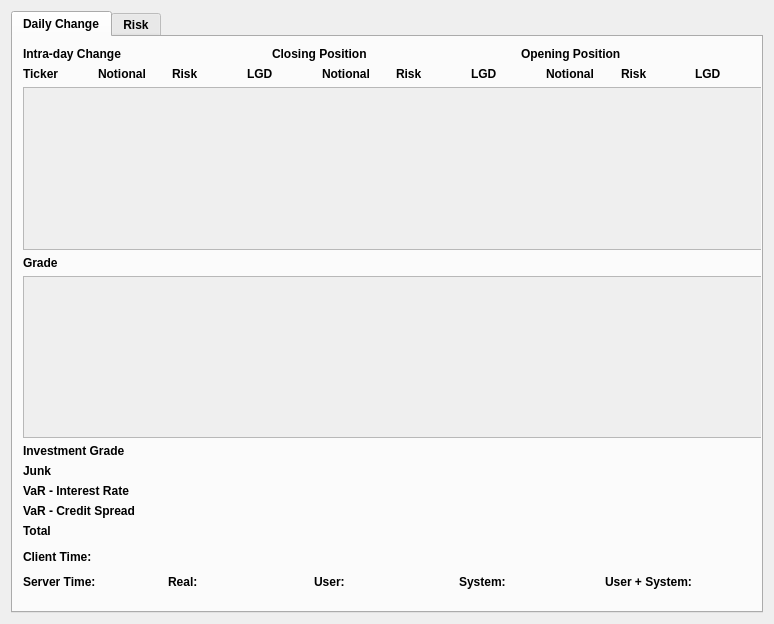
teamgonuts/Bond-calculator, file client/client.ui: the form before one commit.
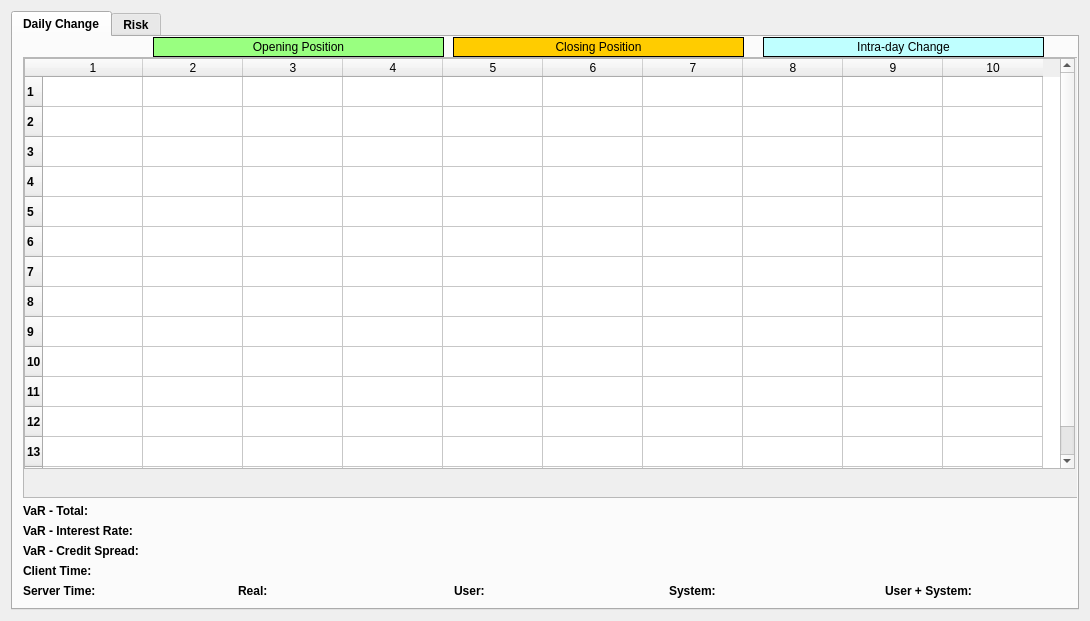
The form after the commit. The open tabs and pages were chosen to show the change.

Commit message: basic gui layout done

Patch:
```diff
--- a/client/client.ui
+++ b/client/client.ui
@@ -6,16 +6,31 @@
    <rect>
     <x>0</x>
     <y>0</y>
-    <width>774</width>
-    <height>624</height>
+    <width>1090</width>
+    <height>621</height>
    </rect>
   </property>
+  <property name="sizePolicy">
+   <sizepolicy hsizetype="Expanding" vsizetype="Expanding">
+    <horstretch>0</horstretch>
+    <verstretch>0</verstretch>
+   </sizepolicy>
+  </property>
   <property name="windowTitle">
    <string>Bond Raper</string>
   </property>
+  <property name="autoFillBackground">
+   <bool>false</bool>
+  </property>
   <layout class="QVBoxLayout" name="verticalLayout">
    <item>
     <widget class="QTabWidget" name="tabWidget">
+     <property name="sizePolicy">
+      <sizepolicy hsizetype="Expanding" vsizetype="Ignored">
+       <horstretch>0</horstretch>
+       <verstretch>0</verstretch>
+      </sizepolicy>
+     </property>
      <property name="font">
       <font>
        <weight>75</weight>
@@ -32,63 +47,103 @@
       <attribute name="title">
        <string>Daily Change</string>
       </attribute>
-      <widget class="QWidget" name="">
+      <widget class="QWidget" name="layoutWidget">
        <property name="geometry">
         <rect>
          <x>10</x>
-         <y>10</y>
-         <width>741</width>
-         <height>491</height>
+         <y>20</y>
+         <width>1071</width>
+         <height>541</height>
         </rect>
        </property>
        <layout class="QVBoxLayout" name="verticalLayout_3">
         <item>
          <layout class="QHBoxLayout" name="horizontalLayout">
           <item>
-           <widget class="QLabel" name="label_13">
-            <property name="font">
-             <font>
-              <weight>75</weight>
-              <bold>true</bold>
-             </font>
+           <widget class="QScrollArea" name="scrollArea">
+            <property name="widgetResizable">
+             <bool>true</bool>
             </property>
-            <property name="text">
-             <string>Intra-day Change</string>
-            </property>
+            <widget class="QWidget" name="scrollAreaWidgetContents">
+             <property name="geometry">
+              <rect>
+               <x>0</x>
+               <y>0</y>
+               <width>1065</width>
+               <height>416</height>
+              </rect>
+             </property>
+             <widget class="QTableWidget" name="changeTable">
+              <property name="geometry">
+               <rect>
+                <x>0</x>
+                <y>0</y>
+                <width>1051</width>
+                <height>411</height>
+               </rect>
+              </property>
+              <property name="sortingEnabled">
+               <bool>true</bool>
+              </property>
+              <property name="rowCount">
+               <number>14</number>
+              </property>
+              <property name="columnCount">
+               <number>10</number>
+              </property>
+              <row/>
+              <row/>
+              <row/>
+              <row/>
+              <row/>
+              <row/>
+              <row/>
+              <row/>
+              <row/>
+              <row/>
+              <row/>
+              <row/>
+              <row/>
+              <row/>
+              <column/>
+              <column/>
+              <column/>
+              <column/>
+              <column/>
+              <column/>
+              <column/>
+              <column/>
+              <column/>
+              <column/>
+             </widget>
+             <widget class="QLabel" name="label_19">
+              <property name="geometry">
+               <rect>
+                <x>460</x>
+                <y>486</y>
+                <width>1069</width>
+                <height>17</height>
+               </rect>
+              </property>
+              <property name="font">
+               <font>
+                <weight>75</weight>
+                <bold>true</bold>
+               </font>
+              </property>
+              <property name="text">
+               <string>Total</string>
+              </property>
+             </widget>
+            </widget>
            </widget>
           </item>
-          <item>
-           <widget class="QLabel" name="label_12">
-            <property name="font">
-             <font>
-              <weight>75</weight>
-              <bold>true</bold>
-             </font>
-            </property>
-            <property name="text">
-             <string>Closing Position</string>
-            </property>
-           </widget>
-          </item>
-          <item>
-           <widget class="QLabel" name="label_5">
-            <property name="font">
-             <font>
-              <weight>75</weight>
-              <bold>true</bold>
-             </font>
-            </property>
-            <property name="text">
-             <string>Opening Position</string>
-            </property>
-           </widget>
-          </item>
          </layout>
         </item>
         <item>
-         <layout class="QHBoxLayout" name="horizontalLayout_2">
+         <layout class="QVBoxLayout" name="verticalLayout_2">
           <item>
-           <widget class="QLabel" name="label">
+           <widget class="QLabel" name="varTotal">
             <property name="font">
              <font>
               <weight>75</weight>
@@ -96,12 +151,12 @@
              </font>
             </property>
             <property name="text">
-             <string>Ticker</string>
+             <string>VaR - Total:</string>
             </property>
            </widget>
           </item>
           <item>
-           <widget class="QLabel" name="label_2">
+           <widget class="QLabel" name="varIR">
             <property name="font">
              <font>
               <weight>75</weight>
@@ -109,12 +164,12 @@
              </font>
             </property>
             <property name="text">
-             <string>Notional</string>
+             <string>VaR - Interest Rate:</string>
             </property>
            </widget>
           </item>
           <item>
-           <widget class="QLabel" name="label_3">
+           <widget class="QLabel" name="varCS">
             <property name="font">
              <font>
               <weight>75</weight>
@@ -122,12 +177,12 @@
              </font>
             </property>
             <property name="text">
-             <string>Risk</string>
+             <string>VaR - Credit Spread:</string>
             </property>
            </widget>
           </item>
           <item>
-           <widget class="QLabel" name="label_4">
+           <widget class="QLabel" name="clientTime">
             <property name="font">
              <font>
               <weight>75</weight>
@@ -135,298 +190,367 @@
              </font>
             </property>
             <property name="text">
-             <string>LGD</string>
+             <string>Client Time:</string>
             </property>
            </widget>
           </item>
           <item>
-           <widget class="QLabel" name="label_6">
-            <property name="font">
-             <font>
-              <weight>75</weight>
-              <bold>true</bold>
-             </font>
-            </property>
-            <property name="text">
-             <string>Notional</string>
-            </property>
-           </widget>
+           <layout class="QHBoxLayout" name="horizontalLayout_4">
+            <item>
+             <widget class="QLabel" name="serverTime">
+              <property name="font">
+               <font>
+                <weight>75</weight>
+                <bold>true</bold>
+               </font>
+              </property>
+              <property name="text">
+               <string>Server Time:</string>
+              </property>
+             </widget>
+            </item>
+            <item>
+             <widget class="QLabel" name="realTime">
+              <property name="font">
+               <font>
+                <weight>75</weight>
+                <bold>true</bold>
+               </font>
+              </property>
+              <property name="text">
+               <string>Real:</string>
+              </property>
+             </widget>
+            </item>
+            <item>
+             <widget class="QLabel" name="userTime">
+              <property name="font">
+               <font>
+                <weight>75</weight>
+                <bold>true</bold>
+               </font>
+              </property>
+              <property name="text">
+               <string>User:</string>
+              </property>
+             </widget>
+            </item>
+            <item>
+             <widget class="QLabel" name="systemTime">
+              <property name="font">
+               <font>
+                <weight>75</weight>
+                <bold>true</bold>
+               </font>
+              </property>
+              <property name="text">
+               <string>System:</string>
+              </property>
+             </widget>
+            </item>
+            <item>
+             <widget class="QLabel" name="userSystemTime">
+              <property name="text">
+               <string>User + System:</string>
+              </property>
+             </widget>
+            </item>
+           </layout>
           </item>
-          <item>
-           <widget class="QLabel" name="label_8">
-            <property name="font">
-             <font>
-              <weight>75</weight>
-              <bold>true</bold>
-             </font>
-            </property>
-            <property name="text">
-             <string>Risk</string>
-            </property>
-           </widget>
-          </item>
-          <item>
-           <widget class="QLabel" name="label_7">
-            <property name="font">
-             <font>
-              <weight>75</weight>
-              <bold>true</bold>
-             </font>
-            </property>
-            <property name="text">
-             <string>LGD</string>
-            </property>
-           </widget>
-          </item>
-          <item>
-           <widget class="QLabel" name="label_9">
-            <property name="font">
-             <font>
-              <weight>75</weight>
-              <bold>true</bold>
-             </font>
-            </property>
-            <property name="text">
-             <string>Notional</string>
-            </property>
-           </widget>
-          </item>
-          <item>
-           <widget class="QLabel" name="label_11">
-            <property name="font">
-             <font>
-              <weight>75</weight>
-              <bold>true</bold>
-             </font>
-            </property>
-            <property name="text">
-             <string>Risk</string>
-            </property>
-           </widget>
-          </item>
-          <item>
-           <widget class="QLabel" name="label_10">
-            <property name="font">
-             <font>
-              <weight>75</weight>
-              <bold>true</bold>
-             </font>
-            </property>
-            <property name="text">
-             <string>LGD</string>
-            </property>
-           </widget>
-          </item>
          </layout>
         </item>
-        <item>
-         <widget class="QScrollArea" name="scrollArea">
-          <property name="widgetResizable">
-           <bool>true</bool>
-          </property>
-          <widget class="QWidget" name="scrollAreaWidgetContents">
-           <property name="geometry">
-            <rect>
-             <x>0</x>
-             <y>0</y>
-             <width>737</width>
-             <height>146</height>
-            </rect>
-           </property>
-           <zorder></zorder>
-          </widget>
-         </widget>
-        </item>
-        <item>
-         <widget class="QLabel" name="label_14">
-          <property name="font">
-           <font>
-            <weight>75</weight>
-            <bold>true</bold>
-           </font>
-          </property>
-          <property name="text">
-           <string>Grade</string>
-          </property>
-         </widget>
-        </item>
-        <item>
-         <widget class="QScrollArea" name="scrollArea_2">
-          <property name="widgetResizable">
-           <bool>true</bool>
-          </property>
-          <widget class="QWidget" name="scrollAreaWidgetContents_2">
-           <property name="geometry">
-            <rect>
-             <x>0</x>
-             <y>0</y>
-             <width>737</width>
-             <height>145</height>
-            </rect>
-           </property>
-          </widget>
-         </widget>
-        </item>
-        <item>
-         <widget class="QLabel" name="label_16">
-          <property name="font">
-           <font>
-            <weight>75</weight>
-            <bold>true</bold>
-           </font>
-          </property>
-          <property name="text">
-           <string>Investment Grade</string>
-          </property>
-         </widget>
-        </item>
-        <item>
-         <widget class="QLabel" name="label_17">
-          <property name="font">
-           <font>
-            <weight>75</weight>
-            <bold>true</bold>
-           </font>
-          </property>
-          <property name="text">
-           <string>Junk</string>
-          </property>
-         </widget>
-        </item>
-        <item>
-         <widget class="QLabel" name="label_18">
-          <property name="font">
-           <font>
-            <weight>75</weight>
-            <bold>true</bold>
-           </font>
-          </property>
-          <property name="text">
-           <string>VaR - Interest Rate</string>
-          </property>
-         </widget>
-        </item>
-        <item>
-         <widget class="QLabel" name="label_15">
-          <property name="font">
-           <font>
-            <weight>75</weight>
-            <bold>true</bold>
-           </font>
-          </property>
-          <property name="text">
-           <string>VaR - Credit Spread</string>
-          </property>
-         </widget>
-        </item>
-        <item>
-         <widget class="QLabel" name="label_19">
-          <property name="font">
-           <font>
-            <weight>75</weight>
-            <bold>true</bold>
-           </font>
-          </property>
-          <property name="text">
-           <string>Total</string>
-          </property>
-         </widget>
-        </item>
        </layout>
       </widget>
-      <widget class="QWidget" name="">
+      <widget class="QLabel" name="label">
        <property name="geometry">
         <rect>
-         <x>10</x>
-         <y>510</y>
-         <width>721</width>
-         <height>44</height>
+         <x>140</x>
+         <y>0</y>
+         <width>291</width>
+         <height>20</height>
         </rect>
        </property>
-       <layout class="QVBoxLayout" name="verticalLayout_2">
-        <item>
-         <widget class="QLabel" name="label_20">
-          <property name="font">
-           <font>
-            <weight>75</weight>
-            <bold>true</bold>
-           </font>
-          </property>
-          <property name="text">
-           <string>Client Time:</string>
-          </property>
-         </widget>
-        </item>
-        <item>
-         <layout class="QHBoxLayout" name="horizontalLayout_4">
-          <item>
-           <widget class="QLabel" name="label_31">
-            <property name="font">
-             <font>
-              <weight>75</weight>
-              <bold>true</bold>
-             </font>
-            </property>
-            <property name="text">
-             <string>Server Time:</string>
-            </property>
-           </widget>
-          </item>
-          <item>
-           <widget class="QLabel" name="label_32">
-            <property name="font">
-             <font>
-              <weight>75</weight>
-              <bold>true</bold>
-             </font>
-            </property>
-            <property name="text">
-             <string>Real:</string>
-            </property>
-           </widget>
-          </item>
-          <item>
-           <widget class="QLabel" name="label_33">
-            <property name="font">
-             <font>
-              <weight>75</weight>
-              <bold>true</bold>
-             </font>
-            </property>
-            <property name="text">
-             <string>User:</string>
-            </property>
-           </widget>
-          </item>
-          <item>
-           <widget class="QLabel" name="label_34">
-            <property name="font">
-             <font>
-              <weight>75</weight>
-              <bold>true</bold>
-             </font>
-            </property>
-            <property name="text">
-             <string>System:</string>
-            </property>
-           </widget>
-          </item>
-          <item>
-           <widget class="QLabel" name="label_35">
-            <property name="text">
-             <string>User + System:</string>
-            </property>
-           </widget>
-          </item>
-         </layout>
-        </item>
-       </layout>
+       <property name="styleSheet">
+        <string notr="true">border: 1px solid black;
+background-color: #99FF80;</string>
+       </property>
+       <property name="text">
+        <string>Opening Position</string>
+       </property>
+       <property name="alignment">
+        <set>Qt::AlignCenter</set>
+       </property>
+      </widget>
+      <widget class="QLabel" name="label_2">
+       <property name="geometry">
+        <rect>
+         <x>440</x>
+         <y>0</y>
+         <width>291</width>
+         <height>20</height>
+        </rect>
+       </property>
+       <property name="styleSheet">
+        <string notr="true">border: 1px solid black;
+background-color: #FFCC00;</string>
+       </property>
+       <property name="text">
+        <string>Closing Position</string>
+       </property>
+       <property name="alignment">
+        <set>Qt::AlignCenter</set>
+       </property>
+      </widget>
+      <widget class="QLabel" name="label_3">
+       <property name="geometry">
+        <rect>
+         <x>750</x>
+         <y>0</y>
+         <width>281</width>
+         <height>20</height>
+        </rect>
+       </property>
+       <property name="styleSheet">
+        <string notr="true">border: 1px solid black;
+background-color: #BFFFFF;</string>
+       </property>
+       <property name="text">
+        <string>Intra-day Change</string>
+       </property>
+       <property name="alignment">
+        <set>Qt::AlignCenter</set>
+       </property>
       </widget>
      </widget>
      <widget class="QWidget" name="tab_2">
       <attribute name="title">
        <string>Risk</string>
       </attribute>
+      <widget class="QTableWidget" name="riskTable">
+       <property name="geometry">
+        <rect>
+         <x>10</x>
+         <y>20</y>
+         <width>931</width>
+         <height>301</height>
+        </rect>
+       </property>
+       <property name="sortingEnabled">
+        <bool>true</bool>
+       </property>
+       <property name="rowCount">
+        <number>9</number>
+       </property>
+       <property name="columnCount">
+        <number>9</number>
+       </property>
+       <row/>
+       <row/>
+       <row/>
+       <row/>
+       <row/>
+       <row/>
+       <row/>
+       <row/>
+       <row/>
+       <column/>
+       <column/>
+       <column/>
+       <column/>
+       <column/>
+       <column/>
+       <column/>
+       <column/>
+       <column/>
+      </widget>
+      <widget class="QLabel" name="label_4">
+       <property name="geometry">
+        <rect>
+         <x>140</x>
+         <y>0</y>
+         <width>191</width>
+         <height>20</height>
+        </rect>
+       </property>
+       <property name="styleSheet">
+        <string notr="true">border: 1px solid black;
+background-color: #99FF80;</string>
+       </property>
+       <property name="text">
+        <string>2 YR</string>
+       </property>
+       <property name="alignment">
+        <set>Qt::AlignCenter</set>
+       </property>
+      </widget>
+      <widget class="QLabel" name="label_5">
+       <property name="geometry">
+        <rect>
+         <x>340</x>
+         <y>0</y>
+         <width>191</width>
+         <height>20</height>
+        </rect>
+       </property>
+       <property name="font">
+        <font>
+         <weight>75</weight>
+         <bold>true</bold>
+        </font>
+       </property>
+       <property name="styleSheet">
+        <string notr="true">border: 1px solid black;
+background-color: #FFCC00;</string>
+       </property>
+       <property name="text">
+        <string>5 YR</string>
+       </property>
+       <property name="alignment">
+        <set>Qt::AlignCenter</set>
+       </property>
+      </widget>
+      <widget class="QLabel" name="label_6">
+       <property name="geometry">
+        <rect>
+         <x>540</x>
+         <y>0</y>
+         <width>191</width>
+         <height>20</height>
+        </rect>
+       </property>
+       <property name="font">
+        <font>
+         <weight>75</weight>
+         <bold>true</bold>
+        </font>
+       </property>
+       <property name="styleSheet">
+        <string notr="true">border: 1px solid black;
+background-color: #BFFFFF;</string>
+       </property>
+       <property name="text">
+        <string>10 YR</string>
+       </property>
+       <property name="alignment">
+        <set>Qt::AlignCenter</set>
+       </property>
+      </widget>
+      <widget class="QLabel" name="label_7">
+       <property name="geometry">
+        <rect>
+         <x>740</x>
+         <y>0</y>
+         <width>191</width>
+         <height>20</height>
+        </rect>
+       </property>
+       <property name="font">
+        <font>
+         <weight>75</weight>
+         <bold>true</bold>
+        </font>
+       </property>
+       <property name="styleSheet">
+        <string notr="true">border: 1px solid black;
+background-color: #FF8080;</string>
+       </property>
+       <property name="text">
+        <string>30 YR</string>
+       </property>
+       <property name="alignment">
+        <set>Qt::AlignCenter</set>
+       </property>
+      </widget>
+      <widget class="QWidget" name="layoutWidget_3">
+       <property name="geometry">
+        <rect>
+         <x>10</x>
+         <y>540</y>
+         <width>1041</width>
+         <height>20</height>
+        </rect>
+       </property>
+       <layout class="QHBoxLayout" name="horizontalLayout_5">
+        <item>
+         <widget class="QLabel" name="serverTime_2">
+          <property name="font">
+           <font>
+            <weight>75</weight>
+            <bold>true</bold>
+           </font>
+          </property>
+          <property name="text">
+           <string>Server Time:</string>
+          </property>
+         </widget>
+        </item>
+        <item>
+         <widget class="QLabel" name="realTime_2">
+          <property name="font">
+           <font>
+            <weight>75</weight>
+            <bold>true</bold>
+           </font>
+          </property>
+          <property name="text">
+           <string>Real:</string>
+          </property>
+         </widget>
+        </item>
+        <item>
+         <widget class="QLabel" name="userTime_2">
+          <property name="font">
+           <font>
+            <weight>75</weight>
+            <bold>true</bold>
+           </font>
+          </property>
+          <property name="text">
+           <string>User:</string>
+          </property>
+         </widget>
+        </item>
+        <item>
+         <widget class="QLabel" name="systemTime_2">
+          <property name="font">
+           <font>
+            <weight>75</weight>
+            <bold>true</bold>
+           </font>
+          </property>
+          <property name="text">
+           <string>System:</string>
+          </property>
+         </widget>
+        </item>
+        <item>
+         <widget class="QLabel" name="userSystemTime_2">
+          <property name="text">
+           <string>User + System:</string>
+          </property>
+         </widget>
+        </item>
+       </layout>
+      </widget>
+      <widget class="QLabel" name="clientTime_2">
+       <property name="geometry">
+        <rect>
+         <x>10</x>
+         <y>520</y>
+         <width>1067</width>
+         <height>17</height>
+        </rect>
+       </property>
+       <property name="font">
+        <font>
+         <weight>75</weight>
+         <bold>true</bold>
+        </font>
+       </property>
+       <property name="text">
+        <string>Client Time:</string>
+       </property>
+      </widget>
      </widget>
     </widget>
    </item>
```
Left out of the diff: 2 changed lines with no effect on the pictures. The commit also changes 4 other files.
